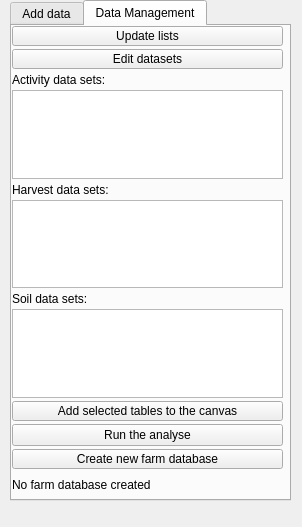
Above: GeoDataFarm_dockwidget_base.ui from axelande/geodatafarm3 before the change. Below: the same form after it.
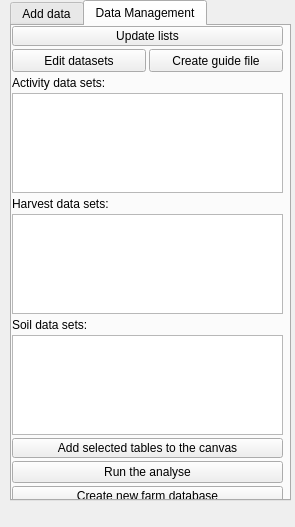
That is the form after the change. The open tabs and pages were chosen to show the change. Custom widgets are drawn as their Qt base class.

Commit message: Added the feature create guide file

```diff
--- a/GeoDataFarm_dockwidget_base.ui
+++ b/GeoDataFarm_dockwidget_base.ui
@@ -6,7 +6,7 @@
    <rect>
     <x>0</x>
     <y>0</y>
-    <width>302</width>
+    <width>295</width>
     <height>527</height>
    </rect>
   </property>
@@ -282,7 +282,7 @@
         <x>0</x>
         <y>0</y>
         <width>271</width>
-        <height>471</height>
+        <height>513</height>
        </rect>
       </property>
       <layout class="QVBoxLayout" name="verticalLayout_3">
@@ -306,11 +306,13 @@
         </widget>
        </item>
        <item>
+        <layout class="QHBoxLayout" name="horizontalLayout">
+         <item>
         <widget class="QPushButton" name="PBEditTables">
          <property name="maximumSize">
           <size>
            <width>16777215</width>
-           <height>20</height>
+             <height>23</height>
           </size>
          </property>
          <property name="locale">
@@ -320,6 +322,24 @@
           <string>Edit datasets</string>
          </property>
         </widget>
+         </item>
+         <item>
+          <widget class="QPushButton" name="PBCreateGuide">
+           <property name="maximumSize">
+            <size>
+             <width>16777215</width>
+             <height>23</height>
+            </size>
+           </property>
+           <property name="locale">
+            <locale language="English" country="UnitedKingdom"/>
+           </property>
+           <property name="text">
+            <string>Create guide file</string>
+           </property>
+          </widget>
+         </item>
+        </layout>
        </item>
        <item>
         <widget class="QLabel" name="LActivity">
```
Lines whose indentation alone changed are shown as unchanged. The commit also changes 5 other files.
